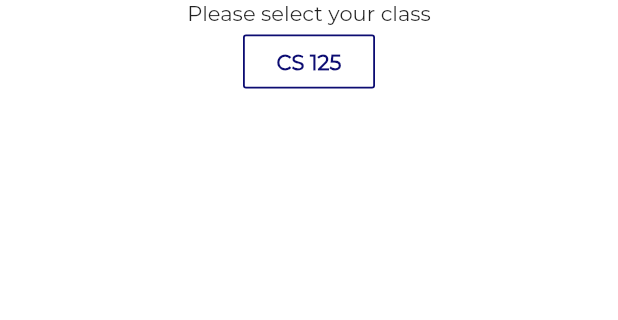
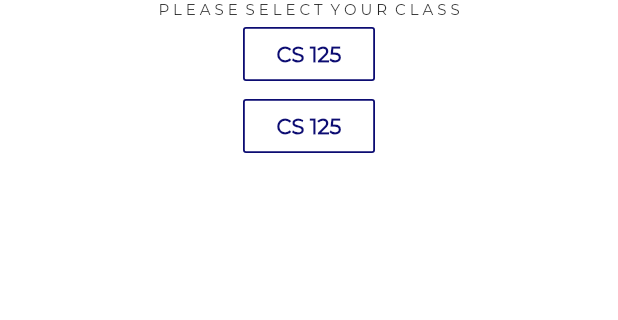
Before and after one commit to rithvikmahin/Lecture-Scheduler, a Flutter app: the screen it shows after launch, on a phone screen of 412 x 824 dp, the part 525-845 px from its top. Run offline on Flutter 3.47's test engine with Material 2 defaults, Android fonts, the phone set to English and light mode, and no system bars.

Commit message:
Created a button class.
Co-authored-by: Sreyas <sreyasa2@illinois.edu>
Co-authored-by: Tejal <tejalb2@illinois.edu>

```diff
--- a/lib/main.dart
+++ b/lib/main.dart
@@ -12,7 +12,9 @@ class MyApp extends StatelessWidget {
         backgroundColor: Colors.white,
         body: Column(
           children: [
-            imageSection,
+            Center(
+              child: imageSection
+            ),
             courseSelection
           ],
 
@@ -35,12 +37,20 @@ class MyApp extends StatelessWidget {
         mainAxisAlignment: MainAxisAlignment.center,
         children: [
           Text(
-            'Please select your class',
-            style: TextStyle(fontFamily: 'Montserrat'))
+            'P L E A S E  S E L E C T  Y O U R  C L A S S',
+            style: TextStyle(fontFamily: 'Montserrat', fontSize: 10))
         ]
       ),
+      ClassButton(),
+      ClassButton()
+    ]
+  );
+}
 
-      Row (
+class ClassButton extends StatelessWidget {
+  @override
+  Widget build(BuildContext context) {
+    return Row(
         mainAxisAlignment: MainAxisAlignment.center,
         children: [
           OutlineButton (
@@ -58,9 +68,6 @@ class MyApp extends StatelessWidget {
             )
           )
         ]
-      )
-    ]
-  );
+    );
+  }
 }
-
-class ClassButton extends
```
Also changed, not shown: images/logo2.jpg (added).
